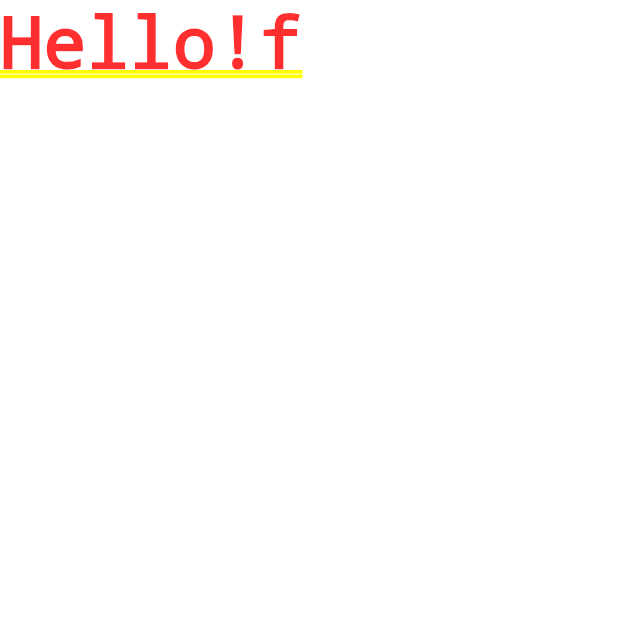
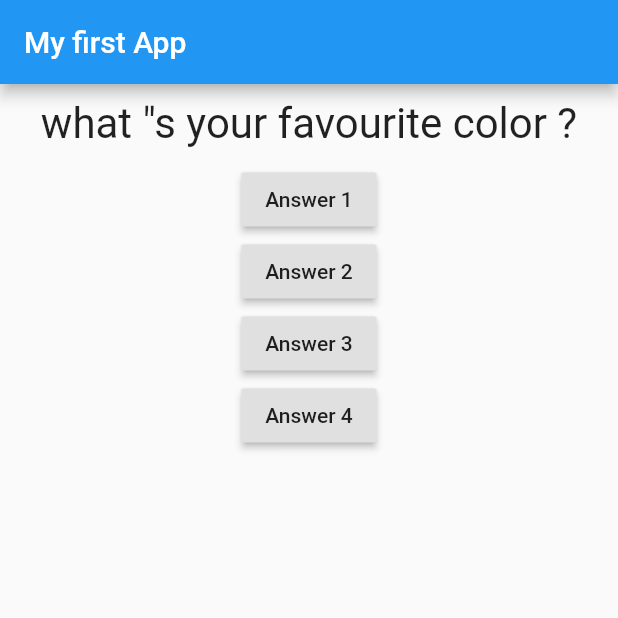
Before and after one commit to amanpro30/Quiz_, a Flutter app: the screen it shows after launch, on a phone screen of 412 x 824 dp, the top half of it. Run offline on Flutter 3.47's test engine with Material 2 defaults, Android fonts, the phone set to English and light mode, and no system bars.

Commit message:
added the styles

```diff
--- a/lib/main.dart
+++ b/lib/main.dart
@@ -1,9 +1,58 @@
 import 'package:flutter/material.dart';
+
+import 'question.dart';
 
 void main() => runApp(MyApp());
 
-class MyApp extends StatelessWidget {
-  Widget build(BuildContext context){
-    return MaterialApp(home: Text('Hello!f'),);
+class MyApp extends StatefulWidget {
+  @override
+  State<StatefulWidget> createState() {
+    return _MyAppState();
   }
 }
+class _MyAppState extends State<MyApp>{
+  var _questionIndex = 0;
+  void _answerQuestion(){
+    setState(() {
+      _questionIndex = _questionIndex + 1;
+    });
+    print(_questionIndex);
+  }
+  Widget build(BuildContext context) {
+    var question = [
+      'what "s your favourite color ?',
+      'what "s your favourite animal ?',
+    ];
+    return MaterialApp(
+      home: Scaffold(
+        appBar: AppBar(
+          title: Text('My first App'),
+        ),
+        body: Column(
+          children: <Widget>[
+            Question(question[_questionIndex]),
+            RaisedButton(
+              onPressed: _answerQuestion,
+              child: Text('Answer 1'),
+            ),
+            RaisedButton(
+              onPressed: () {
+                // ....
+                print('Answer 2 chosen');
+              },
+              child: Text('Answer 2'),
+            ),
+            RaisedButton(
+              onPressed: _answerQuestion,
+              child: Text('Answer 3'),
+            ),
+            RaisedButton(
+              onPressed: _answerQuestion,
+              child: Text('Answer 4'),
+            ),
+          ],
+        ),
+      ),
+    );
+  }
+}
--- /dev/null
+++ b/lib/question.dart
@@ -0,0 +1,21 @@
+import 'package:flutter/material.dart';
+
+class Question extends StatelessWidget {
+  final String questionText;
+
+  Question(this.questionText);
+  @override
+  Widget build(BuildContext context) {
+    return Container(
+      width: double.infinity,
+      margin: EdgeInsets.all(10),
+      child: Text(
+        questionText,
+        style: TextStyle(
+          fontSize: 28,
+        ),
+        textAlign: TextAlign.center,
+      ),
+    );
+  }
+}
```
